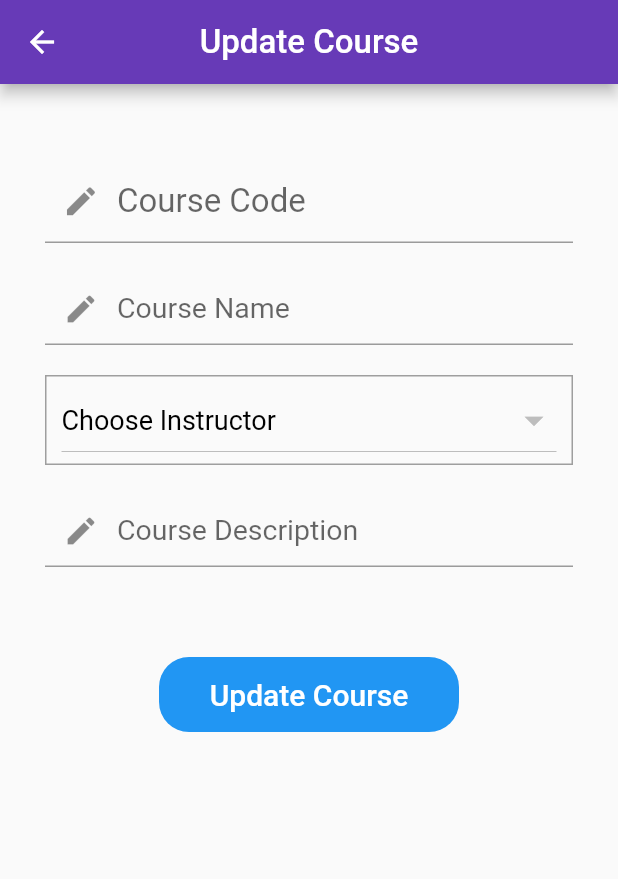
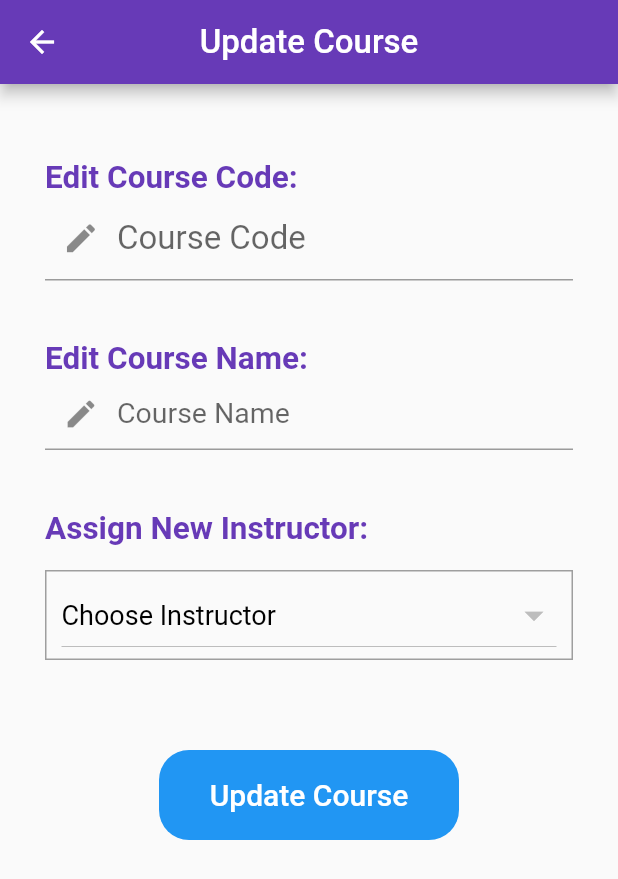
Before and after one commit to Maitha101/VirtuLab30.0, a Flutter app: the AdminEditCourse screen opened directly, on a phone screen of 412 x 824 dp. Shown: the top 879 px of the screen. Run offline on Flutter 3.47's test engine with Material 2 defaults, Android fonts, the phone set to English and light mode, and no system bars; our stand-ins replace email_validator, firebase_auth, firebase_core, firebase_database, shared_preferences; missing offline and left inert: flappy_search_bar, flutter_password_strength, percent_indicator_nullsafe; accounts and stored records are empty.

Commit message:
Admin colors and texts

```diff
--- a/lib/administrator/admin_add_course.dart
+++ b/lib/administrator/admin_add_course.dart
@@ -14,7 +14,7 @@ class _AdminAddCourseState extends State<AdminAddCourse> {
 
   String dropDownValue;
   String courseTitle;
-  String description;
+
   String name;
   final _formKey = GlobalKey<FormState>();
 
@@ -61,8 +61,9 @@ class _AdminAddCourseState extends State<AdminAddCourse> {
               Padding(
                 padding: const EdgeInsets.only(top: 30, bottom: 10),
                 child: CustomText(
-                  text: "Course Code :",
+                  text: "Course Code:",
                   fontSize: 21,
+                  color: Colors.deepPurple,
                   fontWeight: FontWeight.bold,
                 ),
               ),
@@ -75,13 +76,14 @@ class _AdminAddCourseState extends State<AdminAddCourse> {
               Padding(
                 padding: const EdgeInsets.only(top: 30, bottom: 10),
                 child: CustomText(
-                  text: "Name :",
+                  text: "Course Name:",
+                  color: Colors.deepPurple,
                   fontSize: 21,
                   fontWeight: FontWeight.bold,
                 ),
               ),
               CustomTextFormField(
-                hintText: "Name",
+                hintText: "Course Name",
                 onChange: (value) {
                   name = value;
                 },
@@ -89,8 +91,9 @@ class _AdminAddCourseState extends State<AdminAddCourse> {
               Padding(
                 padding: const EdgeInsets.only(top: 30, bottom: 10),
                 child: CustomText(
-                  text: "Assign Instructor :",
+                  text: "Assign Instructor:",
                   fontWeight: FontWeight.bold,
+                  color: Colors.deepPurple,
                   fontSize: 21,
                 ),
               ),
@@ -145,7 +148,7 @@ class _AdminAddCourseState extends State<AdminAddCourse> {
                     child: TextButton(
                         onPressed: () {
                           addNewCourse(
-                              courseTitle, dropDownValue, description, name);
+                              courseTitle, dropDownValue, name);
                           Navigator.pop(context);
                         },
                         child: Row(
@@ -172,31 +175,14 @@ class _AdminAddCourseState extends State<AdminAddCourse> {
     );
   }
 
-  /*getinstructorID(String instname) async {
-    String id;
-    await firebaseref
-        .child('instructor')
-        .orderByChild('fname')
-        .equalTo(instname)
-        .once()
-        .then((DataSnapshot snapshot) {
-      Map inst = snapshot.value;
-      inst['key'] = snapshot.key;
-      setState(() {
-        id = inst['key'];
-      });
-    });
-    return id;
-  }*/
 
   addNewCourse(
-      String title, String instructor, String description, String name) {
+      String title, String instructor, String name) {
     var inst = instructor.split(" ");
     String instID = inst[2];
     String instname = inst[0] + " " + inst[1];
     firebaseref.child('course').push().set({
       'code': title,
-      'description': description,
       'name': name,
       'instname': instname,
       'instID': instID
--- a/lib/administrator/admin_edit_courses.dart
+++ b/lib/administrator/admin_edit_courses.dart
@@ -16,8 +16,8 @@ class _AdminEditCourseState extends State<AdminEditCourse> {
   String dropDownValue;
   TextEditingController _nameController,
       _instIDController,
-      _codeController,
-      _descController;
+      _codeController;
+
   DatabaseReference _ref;
 
   @override
@@ -25,7 +25,7 @@ class _AdminEditCourseState extends State<AdminEditCourse> {
     super.initState();
     _nameController = TextEditingController();
     _codeController = TextEditingController();
-    _descController = TextEditingController();
+
     _instIDController = TextEditingController();
     _ref = FirebaseDatabase.instance.reference().child('course');
     getCourseDetails();
@@ -64,7 +64,12 @@ class _AdminEditCourseState extends State<AdminEditCourse> {
         padding: const EdgeInsets.symmetric(vertical: 50, horizontal: 30),
         child: SingleChildScrollView(
           child: Column(
+            crossAxisAlignment: CrossAxisAlignment.start,
             children: [
+              CustomText(text: "Edit Course Code:",
+              fontSize: 21,
+                color: Colors.deepPurple,
+              fontWeight: FontWeight.bold,),
               TextFormField(
                 style: TextStyle(fontSize: 19),
                 controller: _codeController,
@@ -78,8 +83,12 @@ class _AdminEditCourseState extends State<AdminEditCourse> {
                     )),
               ),
               SizedBox(
-                height: 20,
+                height: 40,
               ),
+              CustomText(text: "Edit Course Name:",
+                fontSize: 21,
+                color: Colors.deepPurple,
+                fontWeight: FontWeight.bold,),
               TextFormField(
                 style: TextStyle(fontSize: 19),
                 controller: _nameController,
@@ -87,7 +96,14 @@ class _AdminEditCourseState extends State<AdminEditCourse> {
                     hintText: "Course Name", prefixIcon: Icon(Icons.edit)),
               ),
               SizedBox(
-                height: 20,
+                height: 40,
+              ),
+              CustomText(text: "Assign New Instructor:",
+                fontSize: 21,
+                color: Colors.deepPurple,
+                fontWeight: FontWeight.bold,),
+              SizedBox(
+                height: 15,
               ),
               Container(
                 width: double.infinity,
@@ -129,21 +145,17 @@ class _AdminEditCourseState extends State<AdminEditCourse> {
               SizedBox(
                 height: 20,
               ),
-              TextFormField(
-                style: TextStyle(fontSize: 19),
-                controller: _descController,
-                decoration: InputDecoration(
-                    hintText: "Course Description",
-                    prefixIcon: Icon(Icons.edit)),
+
+              SizedBox(
+                height: 40,
               ),
-              SizedBox(
-                height: 60,
-              ),
-              Container(
+              Align(
+                alignment: Alignment.center,
+                child: Container(
                   decoration: BoxDecoration(
                       color: Colors.blue,
                       borderRadius: BorderRadius.circular(20)),
-                height: 50,
+                  height: 60,
                   width: 200,
                   child: TextButton(
                       onPressed: () {
@@ -154,6 +166,7 @@ class _AdminEditCourseState extends State<AdminEditCourse> {
                         fontSize: 20,
                         color: Colors.white,
                       )),
+                ),
               )
             ],
           ),
@@ -168,7 +181,7 @@ class _AdminEditCourseState extends State<AdminEditCourse> {
     _instIDController.text = course['instID'];
     _nameController.text = course['name'];
     _codeController.text = course['code'];
-    _descController.text = course['description'];
+
   }
 
   saveCourse(String instructor) {
@@ -179,14 +192,12 @@ class _AdminEditCourseState extends State<AdminEditCourse> {
     String instname = instfname + " " + instlname;
     String name = _nameController.text;
     String code = _codeController.text;
-    String description = _descController.text;
 
     Map<String, String> course = {
       'instID': instID,
       'instname': instname,
       'name': name,
       'code': code,
-      'description': description
     };
     _ref
         .child(widget.courseKey)
--- a/lib/administrator/admin_settings.dart
+++ b/lib/administrator/admin_settings.dart
@@ -20,7 +20,6 @@ class _AdminSettings extends State<AdminSettings> {
   String _fullName = 'Retrieving..';
   initState() {
     super.initState();
-
     getFullName();
   }
 
@@ -39,7 +38,7 @@ class _AdminSettings extends State<AdminSettings> {
     return Scaffold(
       appBar: AppBar(
         centerTitle: true,
-        title: Text('Admin Settings'),
+        title: Text('Settings'),
         backgroundColor: Colors.deepPurple,
       ),
       body: Center(
--- a/lib/student/stu_course_grades.dart
+++ b/lib/student/stu_course_grades.dart
@@ -126,6 +126,7 @@ class _CourseGrades extends State<CourseGrades> {
                           color: Colors.deepPurple),
                     ),
                     trailing: Text(
+
                         gradesList['studID'][getCurrentID()]['grade'] == null ? "0"  +  "/" +
                             gradesList['total_grade'] : gradesList['studID'][getCurrentID()]['grade']  +  "/" +
                             gradesList['total_grade']),
```
Also changed, not shown: lib/administrator/admin_accounts.dart (+19 -26 lines), lib/administrator/admin_courses.dart (+3 -114 lines). Lines whose indentation alone changed are shown as unchanged.
